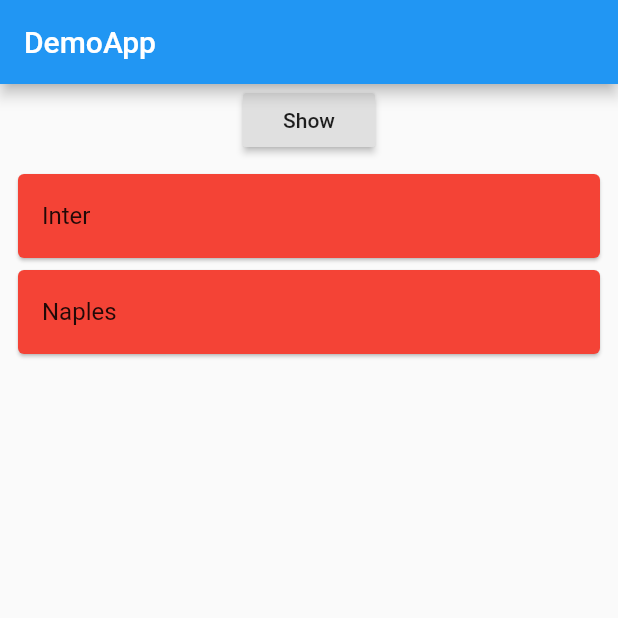
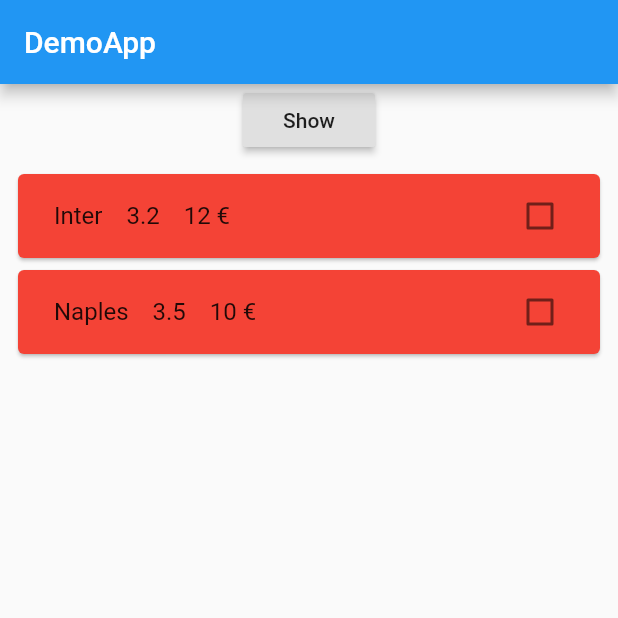
Before and after one commit to Chopin85/flutter_app, a Flutter app: the screen it shows after launch, on a phone screen of 412 x 824 dp, the top half of it. Run offline on Flutter 3.47's test engine with Material 2 defaults, Android fonts, the phone set to English and light mode, and no system bars.

Commit message:
update row

```diff
--- a/lib/main.dart
+++ b/lib/main.dart
@@ -57,8 +57,8 @@ class _MyHomePageState extends State<MyHomePage> {
   bool showLoader = false;
 
   List teamData = [
-    {'team': 'Inter', 'quota': 3.2, 'pair': false},
-    {'team': 'Naples', 'quota': 3.5, 'pair': false}
+    {'team': 'Inter', 'quota': 3.2, 'pair': false, 'bet': false},
+    {'team': 'Naples', 'quota': 3.5, 'pair': false, 'bet': false}
   ];
 
   final List<String> entries = <String>['A', 'B', 'C'];
@@ -127,9 +127,6 @@ class _MyHomePageState extends State<MyHomePage> {
   }
 
   void _testFunc(team) {
-    // setState(() {
-    //   teamData.add({'team': team, 'quota': quota, 'pair': pair});
-    // });
     int findIndex = teamData.indexWhere((e) => e['team'] == team);
 
     setState(() {
@@ -138,6 +135,18 @@ class _MyHomePageState extends State<MyHomePage> {
 
     print(teamData[findIndex]['pair']);
   }
+
+  void _setBetTeam(bool valuen, team) {
+    int findIndex = teamData.indexWhere((e) => e['team'] == team);
+
+    setState(() {
+      teamData[findIndex]['bet'] = !teamData[findIndex]['bet'];
+    });
+
+    print(teamData[findIndex]['bet']);
+  }
+
+  // void _value2Changed(bool value) => print('okk');
 
 // Widget _buildSuggestions() {
 //   return ListView.builder(
@@ -252,8 +261,8 @@ class _MyHomePageState extends State<MyHomePage> {
                           return Container(
                             child: TeamRow(
                                 () => _testFunc(teamData[index]['team']),
-                                teamData[index]['pair'],
-                                teamData[index]['team']),
+                                teamData[index],
+                                (e) => _setBetTeam(e, teamData[index]['team'])),
                             // height: 50,
                             // color: Colors.amber[colorCodes[index]],
                             // child: Center(child: Text('Entry ${entries[index]}')),
--- a/lib/team_row.dart
+++ b/lib/team_row.dart
@@ -2,23 +2,49 @@ import 'package:flutter/material.dart';
 
 class TeamRow extends StatelessWidget {
   // final _counter;
-  final bool select;
   final Function setPair;
-  final String team;
+  final Map team;
+  final Function onBetTeam;
 
-  TeamRow(this.setPair, this.select, this.team);
+  final int utile = 25;
+
+  TeamRow(this.setPair, this.team, this.onBetTeam);
+
+  int _calcBet() {
+    return (utile / (team['quota'] - 1)).ceil();
+  }
 
   @override
   Widget build(BuildContext context) {
     return Card(
-      color: select ? Colors.green : Colors.red,
+      color: team['pair'] ? Colors.green : Colors.red,
       child: InkWell(
           splashColor: Colors.blue.withAlpha(30),
           onTap: () {
             setPair();
           },
           child: ListTile(
-            title: Text(team),
+            title: Row(
+              children: <Widget>[
+                Padding(
+                  padding: const EdgeInsets.all(8.0),
+                  child: Text(team['team']),
+                ),
+                Padding(
+                  padding: const EdgeInsets.all(8.0),
+                  child: Text(team['quota'].toString()),
+                ),
+                Padding(
+                  padding: const EdgeInsets.all(8.0),
+                  child: Text('${_calcBet().toString()} €'),
+                ),
+              ],
+            ),
+            trailing: Checkbox(
+              value: team['bet'],
+              tristate: false,
+              onChanged: onBetTeam,
+            ),
           )),
     );
   }
```
